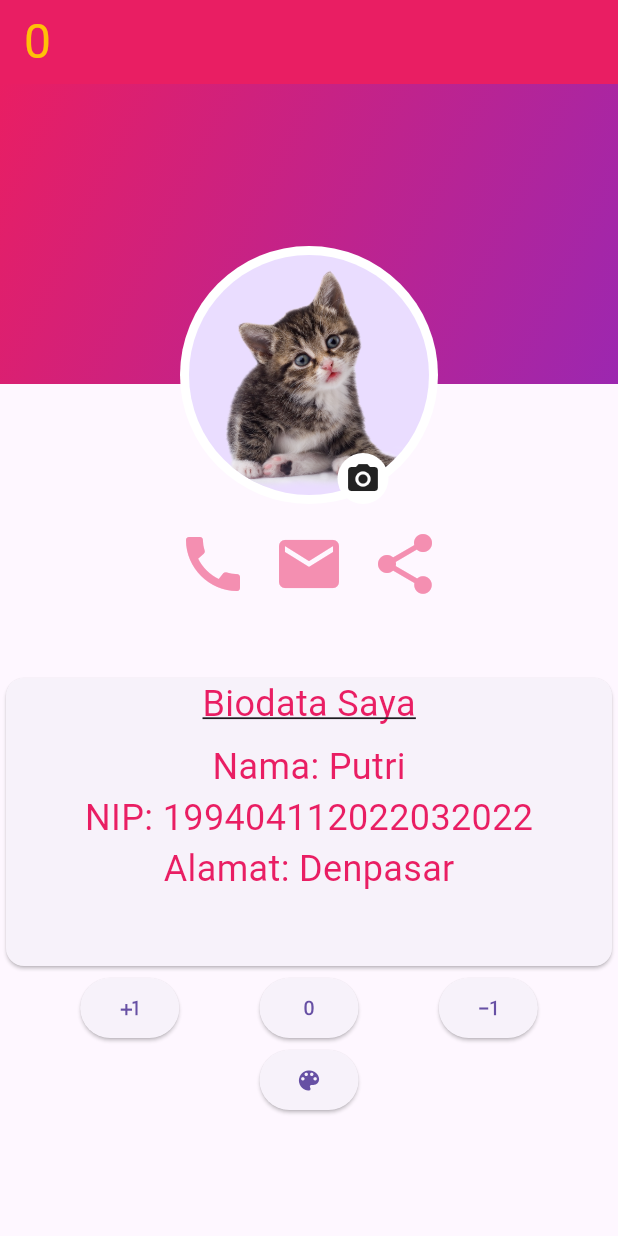
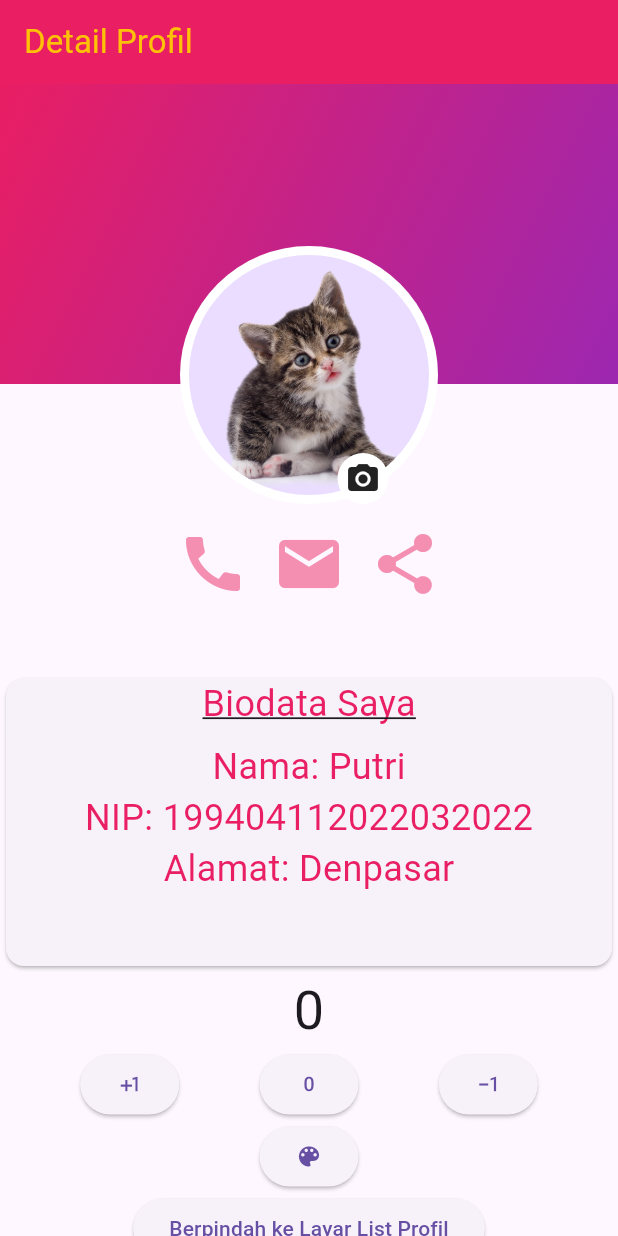
Before and after one commit to putrisuardani/profile_static, a Flutter app: the screen it shows after launch, on a phone screen of 412 x 824 dp. Run offline on Flutter 3.47's test engine with Material 3 defaults, Android fonts, the phone set to English and light mode, and no system bars.

Commit message:
pertemuan rute dan navigasi

```diff
--- a/lib/home.dart
+++ b/lib/detail_profile.dart
@@ -1,11 +1,15 @@
 import 'package:flutter/material.dart';
+import 'package:flutter_application_2/edit_profile.dart';
+import 'package:flutter_application_2/list_profile.dart';
 
-class Home extends StatefulWidget {
+class DetailProfile extends StatefulWidget {
+  const DetailProfile({super.key});
+
   @override
-  State<Home> createState() => _HomeState();
+  State<DetailProfile> createState() => _DetailProfileState();
 }
 
-class _HomeState extends State<Home> {
+class _DetailProfileState extends State<DetailProfile> {
   String nama = "Putri";
 
   String nip = "199404112022032022";
@@ -47,7 +51,7 @@ class _HomeState extends State<Home> {
     return Scaffold(
       appBar: AppBar(
         backgroundColor: _appBarChange,
-        title: Text('$angka', style: TextStyle(fontSize: 32, color: _textAppBarChange),),
+        title: Text('Detail Profil', style: TextStyle(color: _textAppBarChange),),
         ),
       body: SingleChildScrollView(
         child: Column(
@@ -139,6 +143,7 @@ class _HomeState extends State<Home> {
                 ],),
                 )
               ),],  ),),
+              Center(child: Text('$angka', style: TextStyle(fontSize: 36),),),
               Row(
                 mainAxisAlignment: MainAxisAlignment.spaceEvenly,
                 children:
@@ -159,6 +164,16 @@ class _HomeState extends State<Home> {
                     _changeColor();
                     }, child: Icon(Icons.color_lens),),
               ),
+              Center(
+                child: ElevatedButton(onPressed: () {
+                   Navigator.push(context, MaterialPageRoute(builder: (context) => ListProfile(),));
+                    }, child: Text("Berpindah ke Layar List Profil"),),
+              ),
+              Center(
+                child: ElevatedButton(onPressed: () {
+                   Navigator.push(context, MaterialPageRoute(builder: (context) => EditProfile(angka: angka, name: nama),));
+                    }, child: Text("Berpindah ke Layar Edit Profil"),),
+              ),
           ]
         ),
       ),
--- a/lib/main.dart
+++ b/lib/main.dart
@@ -1,16 +1,19 @@
 import 'package:flutter/material.dart';
-import 'package:flutter_application_2/home.dart';
+import 'package:flutter_application_2/detail_profile.dart';
+import 'package:flutter_application_2/list_profile.dart';
 
 void main() {
   runApp(MyApp());
 }
 
 class MyApp extends StatelessWidget {
+  const MyApp({super.key});
+
 
   @override
   Widget build(BuildContext context) {
     return MaterialApp(
-      home: Home(),
+      home: DetailProfile(),
     );
   }
 }
```
Also changed, not shown: lib/edit_profile.dart (added, +24 -0 lines), lib/list_profile.dart (added, +15 -0 lines).
